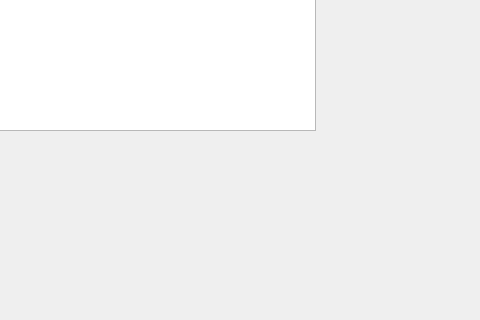
Old version of the form cebs/form_qt/cebsMainForm.ui in the repository Baxianxiahai/huicloud; both pictures show x 545 to 1025 and y 213 to 533 of the 1197 by 637 pixel window.
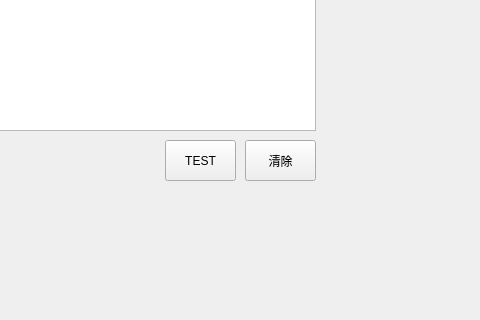
New version of the form.

Diff of the .ui file:
```diff
--- a/cebs/form_qt/cebsMainForm.ui
+++ b/cebs/form_qt/cebsMainForm.ui
@@ -71,6 +71,32 @@
      <string>停止</string>
     </property>
    </widget>
+   <widget class="QPushButton" name="pushButton_runpg_test">
+    <property name="geometry">
+     <rect>
+      <x>710</x>
+      <y>330</y>
+      <width>71</width>
+      <height>41</height>
+     </rect>
+    </property>
+    <property name="text">
+     <string>TEST</string>
+    </property>
+   </widget>
+   <widget class="QPushButton" name="pushButton_runpg_clear">
+    <property name="geometry">
+     <rect>
+      <x>790</x>
+      <y>330</y>
+      <width>71</width>
+      <height>41</height>
+     </rect>
+    </property>
+    <property name="text">
+     <string>清除</string>
+    </property>
+   </widget>
   </widget>
   <widget class="QMenuBar" name="menubar">
    <property name="geometry">
```
Left out of the diff: 98 changed lines with no effect on the pictures.
